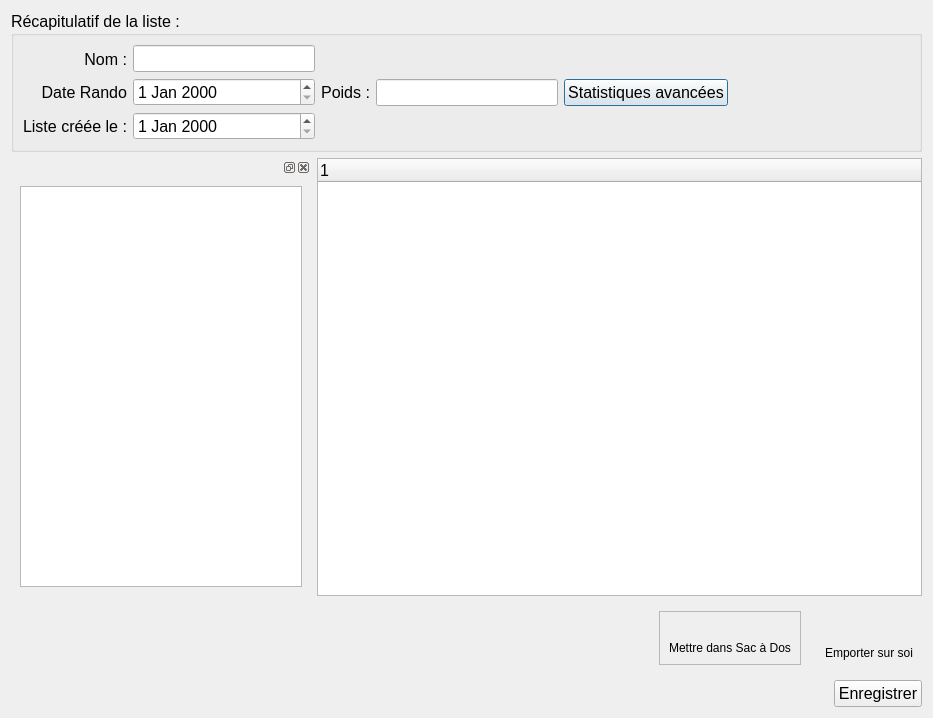
Qt form Doger/listwindow.ui (amof/Doger) before a commit.
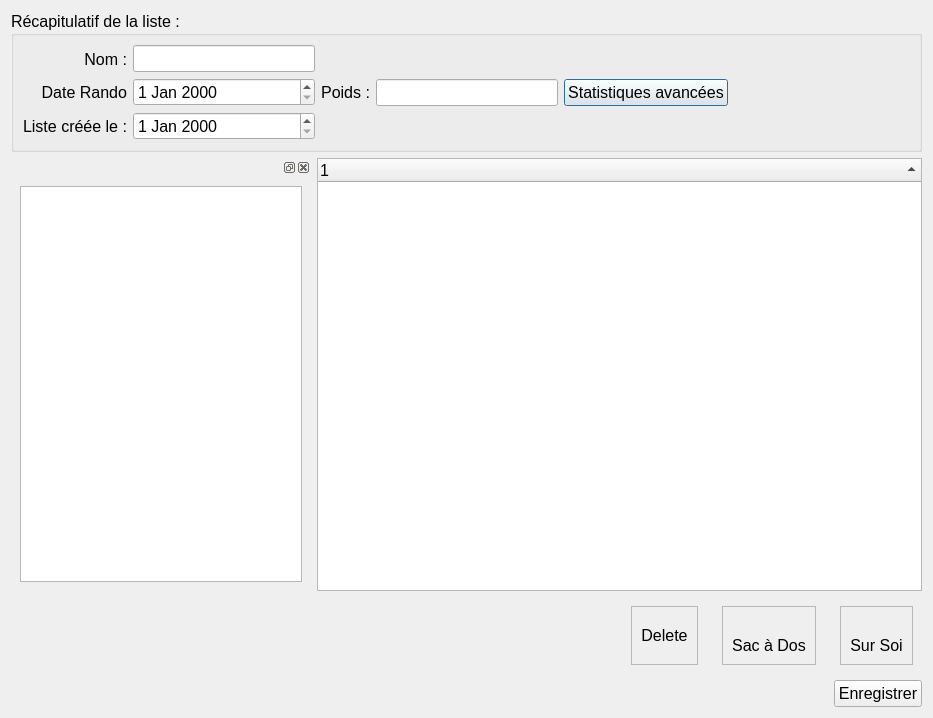
The same form after that commit. Icons and pictures are not drawn.

Commit message: Add the possibility to put item in either backpack or urself.

Patch:
```diff
--- a/Doger/listwindow.ui
+++ b/Doger/listwindow.ui
@@ -13,7 +13,7 @@
   <property name="windowTitle">
    <string>Gestion de liste</string>
   </property>
-  <layout class="QVBoxLayout" name="verticalLayout_6">
+  <layout class="QVBoxLayout" name="verticalLayout_3">
    <item>
     <widget class="QGroupBox" name="groupBox_7">
      <property name="sizePolicy">
@@ -237,6 +237,9 @@
        <property name="alternatingRowColors">
         <bool>false</bool>
        </property>
+       <property name="sortingEnabled">
+        <bool>true</bool>
+       </property>
        <column>
         <property name="text">
          <string notr="true">1</string>
@@ -264,6 +267,39 @@
        </property>
       </spacer>
      </item>
+     <item>
+      <widget class="QWidget" name="qw_delete" native="true">
+       <layout class="QVBoxLayout" name="verticalLayout_8">
+        <item>
+         <widget class="QFrame" name="f_delete">
+          <property name="frameShape">
+           <enum>QFrame::StyledPanel</enum>
+          </property>
+          <property name="frameShadow">
+           <enum>QFrame::Plain</enum>
+          </property>
+          <layout class="QVBoxLayout" name="verticalLayout_9">
+           <item>
+            <widget class="QLabel" name="label_7">
+             <property name="font">
+              <font>
+               <pointsize>12</pointsize>
+              </font>
+             </property>
+             <property name="text">
+              <string>Delete</string>
+             </property>
+             <property name="alignment">
+              <set>Qt::AlignCenter</set>
+             </property>
+            </widget>
+           </item>
+          </layout>
+         </widget>
+        </item>
+       </layout>
+      </widget>
+     </item>
      <item>
       <widget class="QWidget" name="qw_backpack" native="true">
        <layout class="QVBoxLayout" name="verticalLayout">
@@ -291,8 +327,13 @@
            </item>
            <item>
             <widget class="QLabel" name="label_2">
+             <property name="font">
+              <font>
+               <pointsize>12</pointsize>
+              </font>
+             </property>
              <property name="text">
-              <string>Mettre dans Sac à Dos</string>
+              <string>Sac à Dos</string>
              </property>
              <property name="alignment">
               <set>Qt::AlignCenter</set>
@@ -307,7 +348,16 @@
      </item>
      <item>
       <widget class="QWidget" name="qw_self" native="true">
-       <layout class="QVBoxLayout" name="verticalLayout_3">
+       <layout class="QVBoxLayout" name="verticalLayout_6">
+        <item>
+         <widget class="QFrame" name="f_self">
+          <property name="frameShape">
+           <enum>QFrame::StyledPanel</enum>
+          </property>
+          <property name="frameShadow">
+           <enum>QFrame::Plain</enum>
+          </property>
+          <layout class="QVBoxLayout" name="verticalLayout_7">
         <item>
          <widget class="QLabel" name="label_3">
           <property name="text">
@@ -322,13 +372,21 @@
          </widget>
         </item>
         <item>
-         <widget class="QLabel" name="label_4">
+            <widget class="QLabel" name="label_6">
+             <property name="font">
+              <font>
+               <pointsize>12</pointsize>
+              </font>
+             </property>
           <property name="text">
-           <string>Emporter sur soi</string>
+              <string>Sur Soi</string>
           </property>
           <property name="alignment">
            <set>Qt::AlignCenter</set>
           </property>
+            </widget>
+           </item>
+          </layout>
          </widget>
         </item>
        </layout>
```
Left out of the diff: 2 changed lines with no effect on the pictures. Lines whose indentation alone changed are shown as unchanged. The commit also changes 2 other files.
